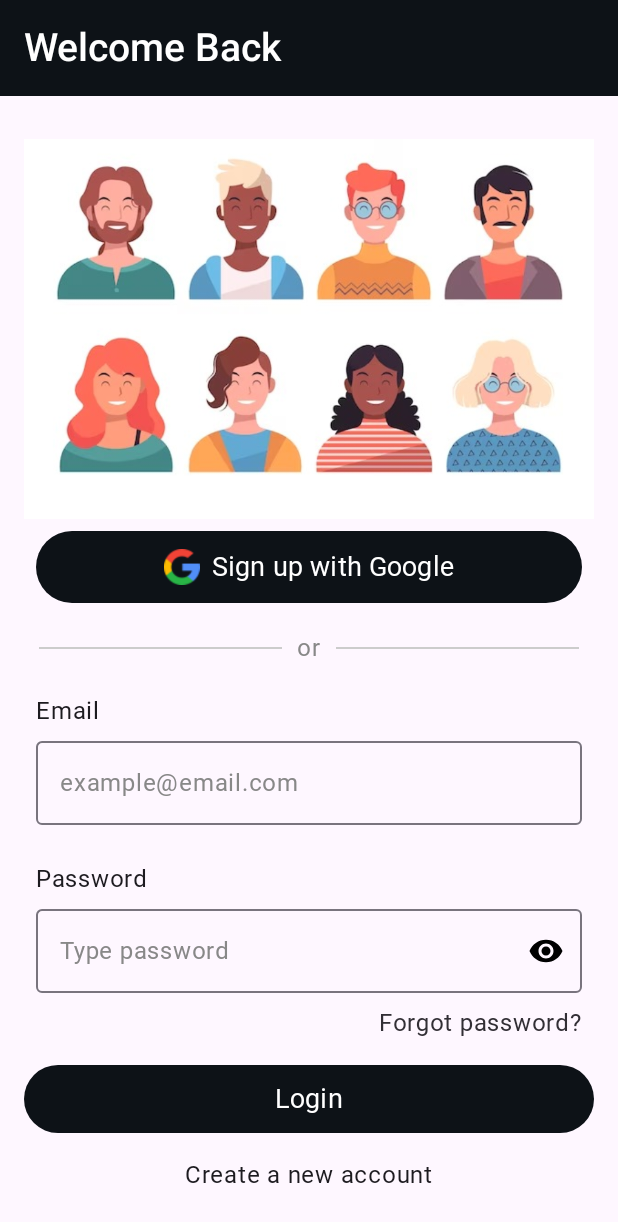
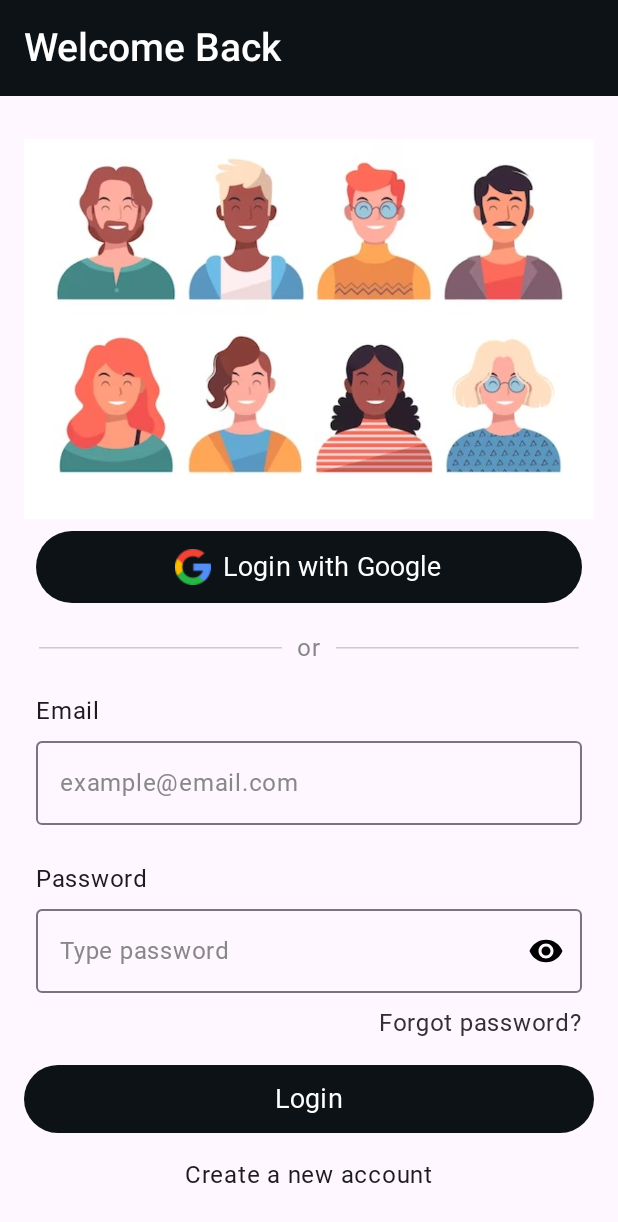
Before and after one commit to kanchasohail/People-Book, an Android app built with Jetpack Compose: the screen it shows after launch (MainActivity), on a phone screen of 412 x 824 dp. Shown: the top 1222 px of the screen. Run offline under Robolectric (Android 15) with nearby library versions, the phone set to English and light mode, and no system bars; our stand-ins replace Firebase (no records; nobody signed in at launch, a user with empty details on screens opened directly), Room's generated code; 1 statement that could not run was skipped.

Commit message:
google signin added

```diff
--- a/app/src/main/java/com/social/people_book/ui/common_views/ConfirmLogoutDialog.kt
+++ b/app/src/main/java/com/social/people_book/ui/common_views/ConfirmLogoutDialog.kt
@@ -3,6 +3,7 @@ package com.social.people_book.ui.common_views
 import androidx.compose.foundation.layout.fillMaxWidth
 import androidx.compose.foundation.shape.RoundedCornerShape
 import androidx.compose.material.icons.Icons
+import androidx.compose.material.icons.automirrored.filled.ExitToApp
 import androidx.compose.material.icons.filled.ExitToApp
 import androidx.compose.material3.AlertDialog
 import androidx.compose.material3.ButtonDefaults
@@ -49,7 +50,7 @@ fun ConfirmLogoutDialog(
                         contentColor = Color.White
                     )
                 ) {
-                    Icon(imageVector = Icons.Default.ExitToApp, contentDescription = "logout")
+                    Icon(imageVector = Icons.AutoMirrored.Filled.ExitToApp, contentDescription = "logout")
                     MyText("Logout", fontSize = 17.sp)
                 }
 
--- a/app/src/main/java/com/social/people_book/util/google_sign_in/GoogleSignInHelper.kt
+++ b/app/src/main/java/com/social/people_book/util/google_sign_in/GoogleSignInHelper.kt
@@ -7,12 +7,21 @@ import com.google.android.gms.auth.api.identity.Identity
 object GoogleSignInHelper {
     fun getGoogleSignInClient(context: Context) = Identity.getSignInClient(context)
 
-    fun getGoogleSignInRequest() = BeginSignInRequest.builder()
+    fun getGoogleLoginRequest() = BeginSignInRequest.builder()
         .setGoogleIdTokenRequestOptions(
             BeginSignInRequest.GoogleIdTokenRequestOptions.builder()
                 .setSupported(true)
-//                .setServerClientId(BuildConfig.GOOGLE_SERVER_CLIENT_ID) // Can be obtained in Google Cloud
-                .setServerClientId("261881744960-l7bnjhh9acc33uafj18un0u47l2gdgqr.apps.googleusercontent.com") // Can be obtained in Google Cloud
+                .setServerClientId("859454857235-n31rskqftrgmh8q15nmkptf4fdcekprq.apps.googleusercontent.com") // Can be obtained in Google Cloud
+                .setFilterByAuthorizedAccounts(true)
+                .build()
+//        ).setAutoSelectEnabled(true).build()
+    ).build()
+
+    fun getGoogleSignUpRequest() = BeginSignInRequest.builder()
+        .setGoogleIdTokenRequestOptions(
+            BeginSignInRequest.GoogleIdTokenRequestOptions.builder()
+                .setSupported(true)
+                .setServerClientId("859454857235-n31rskqftrgmh8q15nmkptf4fdcekprq.apps.googleusercontent.com") // Can be obtained in Google Cloud
                 .setFilterByAuthorizedAccounts(false)
                 .build()
         ).build()
--- a/app/src/main/java/com/social/people_book/views/auth_screen/ForgotPasswordScreen.kt
+++ b/app/src/main/java/com/social/people_book/views/auth_screen/ForgotPasswordScreen.kt
@@ -12,6 +12,7 @@ import androidx.compose.foundation.layout.size
 import androidx.compose.foundation.text.KeyboardActions
 import androidx.compose.foundation.text.KeyboardOptions
 import androidx.compose.material.icons.Icons
+import androidx.compose.material.icons.automirrored.filled.ArrowBack
 import androidx.compose.material.icons.filled.ArrowBack
 import androidx.compose.material3.Button
 import androidx.compose.material3.ExperimentalMaterial3Api
@@ -60,7 +61,7 @@ fun ForgotPasswordScreen(
     Scaffold(
         topBar = {
             TopAppBar(
-                colors = TopAppBarDefaults.smallTopAppBarColors(
+                colors = TopAppBarDefaults.topAppBarColors(
                     containerColor = appBarBackGroundColor,
                 ),
                 title = {
@@ -76,7 +77,7 @@ fun ForgotPasswordScreen(
                         navController.popBackStack()
                     }) {
                         Icon(
-                            imageVector = Icons.Default.ArrowBack,
+                            imageVector = Icons.AutoMirrored.Filled.ArrowBack,
                             contentDescription = "Back",
                             tint = appBarTextColor,
                             modifier = Modifier.size(32.dp)
--- a/app/src/main/java/com/social/people_book/views/auth_screen/GoogleSignUpButton.kt
+++ b/app/src/main/java/com/social/people_book/views/auth_screen/GoogleSignUpButton.kt
@@ -9,6 +9,7 @@ import androidx.compose.foundation.layout.padding
 import androidx.compose.foundation.layout.size
 import androidx.compose.material3.Button
 import androidx.compose.material3.Divider
+import androidx.compose.material3.HorizontalDivider
 import androidx.compose.material3.Text
 import androidx.compose.runtime.Composable
 import androidx.compose.ui.Alignment
@@ -21,7 +22,7 @@ import com.social.people_book.R
 import com.social.people_book.ui.layout.MyText
 
 @Composable
-fun GoogleSignUpButton(onClick: () -> Unit) {
+fun GoogleSignUpButton(text: String , onClick: () -> Unit) {
     Button(
         onClick = { onClick() },
         modifier = Modifier
@@ -36,7 +37,7 @@ fun GoogleSignUpButton(onClick: () -> Unit) {
                 .padding(end = 8.dp)
         )
         MyText(
-            text = "Sign up with Google",
+            text = "$text with Google",
             fontSize = 18.sp,
         )
     }
@@ -50,12 +51,12 @@ fun DividerWithText() {
             .fillMaxWidth()
             .padding(10.dp), verticalAlignment = Alignment.CenterVertically
     ) {
-        Divider(color = Color.LightGray, thickness = 1.dp , modifier = Modifier.weight(1f))
+        HorizontalDivider(modifier = Modifier.weight(1f), thickness = 1.dp, color = Color.LightGray)
         MyText(
             text = "or",
             modifier = Modifier.padding(horizontal = 10.dp),
             color = Color.Gray
         )
-        Divider(color = Color.LightGray, thickness = 1.dp, modifier = Modifier.weight(1f))
+        HorizontalDivider(modifier = Modifier.weight(1f), thickness = 1.dp, color = Color.LightGray)
     }
 }
--- a/app/src/main/java/com/social/people_book/views/auth_screen/LoginScreen.kt
+++ b/app/src/main/java/com/social/people_book/views/auth_screen/LoginScreen.kt
@@ -1,7 +1,6 @@
 package com.social.people_book.views.auth_screen
 
 import android.app.Activity
-import android.util.Log
 import android.widget.Toast
 import androidx.activity.compose.rememberLauncherForActivityResult
 import androidx.activity.result.IntentSenderRequest
@@ -71,27 +70,21 @@ fun LoginScreen(isDarkMode: Boolean, viewModel: AuthViewModel, navController: Na
 
     // Instance of GoogleSignInClient and BeginSignInRequest
     val client = remember { GoogleSignInHelper.getGoogleSignInClient(context) }
-    val request = remember { GoogleSignInHelper.getGoogleSignInRequest() }
+    val request = remember { GoogleSignInHelper.getGoogleLoginRequest() }
 
-    // Result Launcher to handle Sign In
+    // Result Launcher to handle Login
     val signInResultLauncher = rememberLauncherForActivityResult(
         ActivityResultContracts.StartIntentSenderForResult()
     ) { result ->
-        Log.d("Activity Received", "Activity launched **********")
-        if(result.resultCode != Activity.RESULT_OK){
-            Log.d("Result code", "Result Code is not OK")
-        } else if(result.data == null){
-            Log.d("Result Data", "Result Data is null")
-        }
+
         if (result.resultCode == Activity.RESULT_OK && result.data != null) {
-            Log.d("Result Check" , "Result Check passed")
             val credential = client.getSignInCredentialFromIntent(result.data)
             val idToken = credential.googleIdToken
 
             if (idToken != null) {
-               viewModel.loginWithGoogle(idToken, context, navController)
+               viewModel.loginWithGoogle(idToken, navController)
             } else {
-                Toast.makeText(context, "Failed to SingUp", Toast.LENGTH_SHORT).show()
+                Toast.makeText(context, "Failed to Login", Toast.LENGTH_SHORT).show()
             }
         }
     }
@@ -143,12 +136,11 @@ fun LoginScreen(isDarkMode: Boolean, viewModel: AuthViewModel, navController: Na
 
                 Column(modifier = Modifier.fillMaxWidth()) {
                     if (!viewModel.isLoading) {
-                        GoogleSignUpButton {
+                        GoogleSignUpButton (text = "Login"){
                             viewModel.isLoading = true
                             client.beginSignIn(request).addOnCompleteListener { task ->
                                 viewModel.isLoading = false
                                 if (task.isSuccessful) {
-                                    Log.d("Task" ,"Task successful")
                                     val intentSender = task.result.pendingIntent.intentSender
                                     val intentSenderRequest = IntentSenderRequest.Builder(intentSender).build()
                                     signInResultLauncher.launch(intentSenderRequest)
--- a/app/src/main/java/com/social/people_book/views/person_details_screen/PersonDetailsEditingScreen.kt
+++ b/app/src/main/java/com/social/people_book/views/person_details_screen/PersonDetailsEditingScreen.kt
@@ -136,7 +136,7 @@ val avatarCropLauncher = rememberLauncherForActivityResult(contract = CropImageC
     Scaffold(
         topBar = {
             TopAppBar(
-                colors = TopAppBarDefaults.smallTopAppBarColors(
+                colors = TopAppBarDefaults.topAppBarColors(
                     containerColor = appBarBackGroundColor,
                 ),
                 title = {
--- a/app/src/main/java/com/social/people_book/views/person_details_screen/PersonDetailsScreen.kt
+++ b/app/src/main/java/com/social/people_book/views/person_details_screen/PersonDetailsScreen.kt
@@ -103,7 +103,7 @@ fun PersonDetailsScreen(
     Scaffold(
         topBar = {
             TopAppBar(
-                colors = TopAppBarDefaults.smallTopAppBarColors(
+                colors = TopAppBarDefaults.topAppBarColors(
                     containerColor = appBarBackGroundColor,
                 ),
                 title = {
--- a/app/src/main/java/com/social/people_book/views/settings_screen/SettingsScreen.kt
+++ b/app/src/main/java/com/social/people_book/views/settings_screen/SettingsScreen.kt
@@ -10,6 +10,7 @@ import androidx.compose.foundation.layout.padding
 import androidx.compose.foundation.layout.size
 import androidx.compose.foundation.layout.width
 import androidx.compose.material.icons.Icons
+import androidx.compose.material.icons.automirrored.filled.ExitToApp
 import androidx.compose.material.icons.filled.Delete
 import androidx.compose.material.icons.filled.Edit
 import androidx.compose.material.icons.filled.ExitToApp
@@ -59,7 +60,7 @@ fun SettingsScreen(isDarkMode: Boolean = true, navController: NavController) {
     Scaffold(
         topBar = {
             TopAppBar(
-                colors = TopAppBarDefaults.smallTopAppBarColors(
+                colors = TopAppBarDefaults.topAppBarColors(
                     containerColor = appBarBackGroundColor,
                 ),
                 title = {
@@ -187,7 +188,7 @@ fun SettingsScreen(isDarkMode: Boolean = true, navController: NavController) {
                                     MyText(text = "Log Out")
                                     Spacer(modifier = Modifier.width(3.dp))
                                     Icon(
-                                        imageVector = Icons.Default.ExitToApp,
+                                        imageVector = Icons.AutoMirrored.Filled.ExitToApp,
                                         contentDescription = "Log Out",
                                         modifier = Modifier.size(24.dp)
                                     )
--- a/app/src/main/java/com/social/people_book/views/side_drawer/DrawerHeader.kt
+++ b/app/src/main/java/com/social/people_book/views/side_drawer/DrawerHeader.kt
@@ -50,7 +50,7 @@ fun DrawerHeader(
                 )
             }
         },
-       colors = TopAppBarDefaults.smallTopAppBarColors(
+       colors = TopAppBarDefaults.topAppBarColors(
            containerColor = if(isDarkMode) MaterialTheme.colorScheme.surface else MaterialTheme.colorScheme.primary
        ),
     )
--- a/app/src/main/res/values/strings.xml
+++ b/app/src/main/res/values/strings.xml
@@ -1,4 +1,4 @@
 <resources>
     <string name="app_name">People Book</string>
-    <string name="client_id">261881744960-l7bnjhh9acc33uafj18un0u47l2gdgqr.apps.googleusercontent.com</string>
+    <string name="web_client_id">859454857235-n31rskqftrgmh8q15nmkptf4fdcekprq.apps.googleusercontent.com</string>
 </resources>
```
Also changed, not shown: app/src/main/java/com/social/people_book/ui/layout/MyDivider.kt (+5 -4 lines), app/src/main/java/com/social/people_book/views/auth_screen/AuthViewModel.kt (+13 -23 lines), app/src/main/java/com/social/people_book/views/auth_screen/SignUpScreen.kt (+51 -7 lines), 1 other file.
